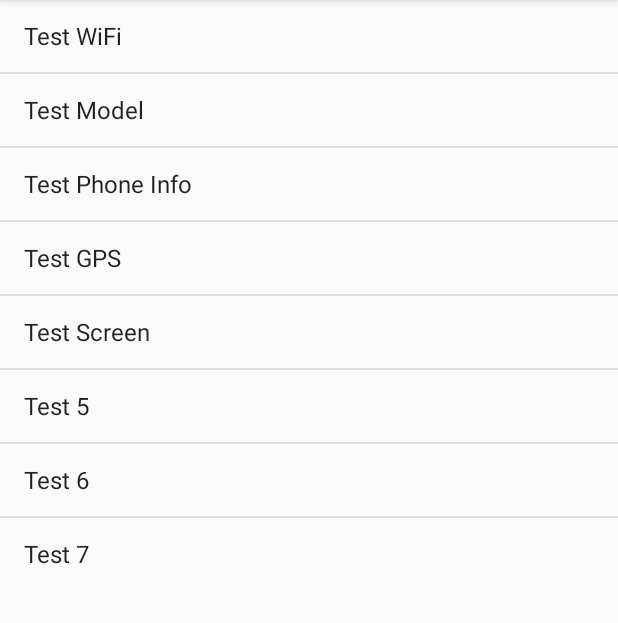
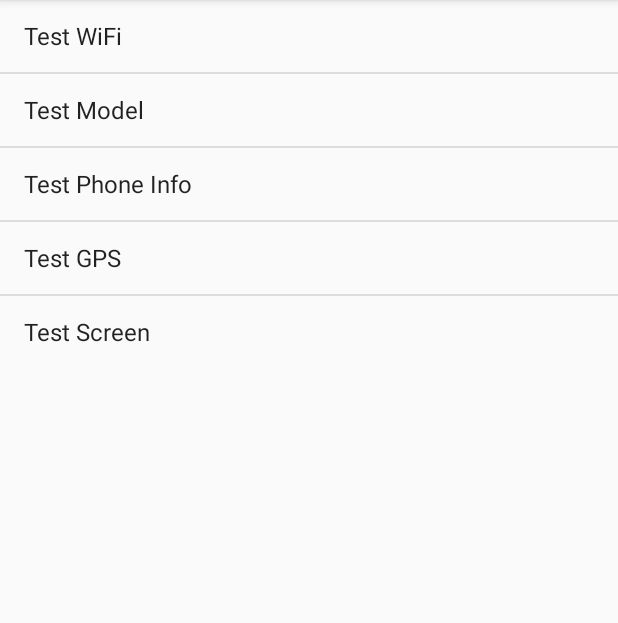
Before and after one commit to fwelschen/tf-purchase, an Android app: the screen it shows after launch (MainActivity), on a phone screen of 412 x 824 dp, the part 84-707 px from its top. Run offline under Robolectric (Android 15) with nearby library versions, the phone set to English and light mode, and no system bars.

Commit message:
Changed icon and screen test color line

```diff
--- a/app/src/main/AndroidManifest.xml
+++ b/app/src/main/AndroidManifest.xml
@@ -7,9 +7,9 @@
     <uses-permission android:name="android.permission.ACCESS_FINE_LOCATION" />
     <application
         android:allowBackup="true"
-        android:icon="@mipmap/ic_launcher"
+        android:icon="@drawable/icon_launcher"
         android:label="@string/app_name"
-        android:roundIcon="@mipmap/ic_launcher_round"
+        android:roundIcon="@drawable/icon_launcher"
         android:supportsRtl="true"
         android:theme="@style/AppTheme">
         <activity android:name=".MainActivity">
--- a/app/src/main/java/trocafone/tf_purchase/TouchView.java
+++ b/app/src/main/java/trocafone/tf_purchase/TouchView.java
@@ -132,7 +132,6 @@ public class TouchView extends View {
                 location[1] = l;
 
                 if ((h <= tileSize || h >= (getRight()-tileSize )) || (l <= tileSize || l >= getBottom()-tileSize) ){
-                    drawPaint.setColor(Color.parseColor("#000DFD"));
                     drawSquare = true;
                     h_global = h;
                     l_global = l;
--- a/app/src/main/res/values/array.xml
+++ b/app/src/main/res/values/array.xml
@@ -6,8 +6,5 @@
         <item >Test Phone Info</item>
         <item >Test GPS</item>
         <item >Test Screen</item>
-        <item >Test 5</item>
-        <item >Test 6</item>
-        <item >Test 7</item>
     </string-array>
 </resources>
```
Also changed, not shown: app/src/main/res/drawable/icon_launcher.png (added).
